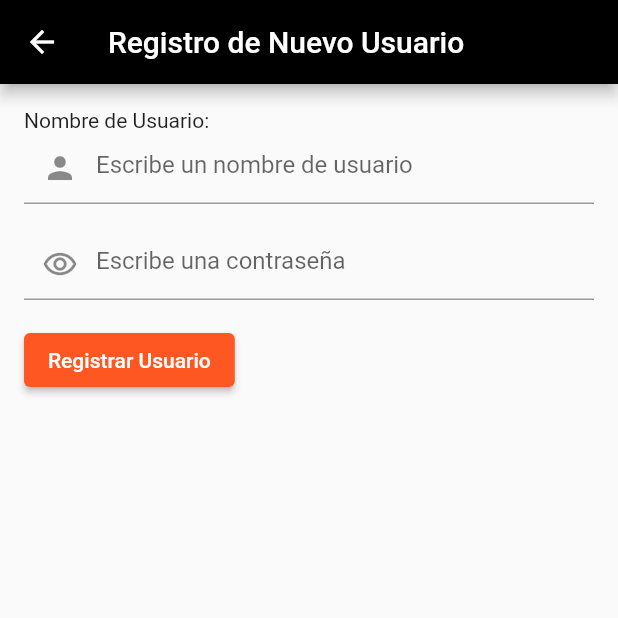
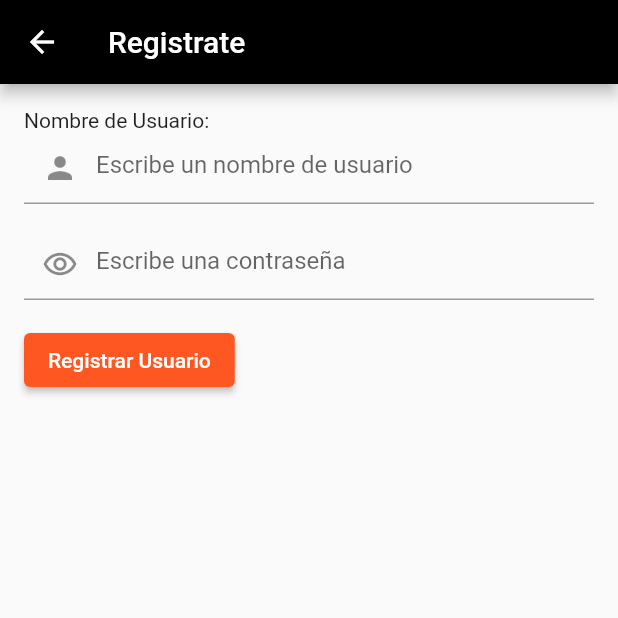
Before and after one commit to CLAUDYMEJIA/final-geoglamour, a Flutter app: the RegisterUserScreen screen opened directly, on a phone screen of 412 x 824 dp, the top half of it. Run offline on Flutter 3.47's test engine with Material 2 defaults, Android fonts, the phone set to English and light mode, and no system bars; our stand-ins replace firebase_core, flutter_local_notifications, google_maps_flutter; accounts and stored records are empty.

Commit message:
claudy7 registro usuario

```diff
--- a/lib/nuevousuario.dart
+++ b/lib/nuevousuario.dart
@@ -61,7 +61,7 @@ class RegisterUserScreen extends StatelessWidget {
     return Scaffold(
       resizeToAvoidBottomInset: false,
       appBar: AppBar(
-        title: Text('Registro de Nuevo Usuario'),
+        title: Text('Registrate'),
         backgroundColor: Colors.black,
       ),
       body: Padding(
```
